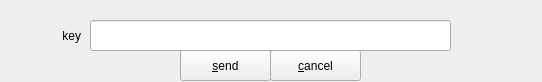
Old version of the form plugins/keydialog-qt/mainwindow.ui in the repository mhogomchungu/zuluCrypt.
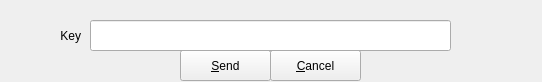
New version of the form.

```diff
--- a/plugins/keydialog-qt/mainwindow.ui
+++ b/plugins/keydialog-qt/mainwindow.ui
@@ -32,7 +32,7 @@
      </rect>
     </property>
     <property name="text">
-     <string>&amp;send</string>
+     <string>&amp;Send</string>
     </property>
    </widget>
    <widget class="QPushButton" name="pbCancel">
@@ -45,7 +45,7 @@
      </rect>
     </property>
     <property name="text">
-     <string>&amp;cancel</string>
+     <string>&amp;Cancel</string>
     </property>
    </widget>
    <widget class="QLabel" name="label_2">
@@ -58,7 +58,7 @@
      </rect>
     </property>
     <property name="text">
-     <string>key</string>
+     <string>Key</string>
     </property>
     <property name="alignment">
      <set>Qt::AlignRight|Qt::AlignTrailing|Qt::AlignVCenter</set>
```
Left out of the diff: 2 changed lines with no effect on the pictures.
